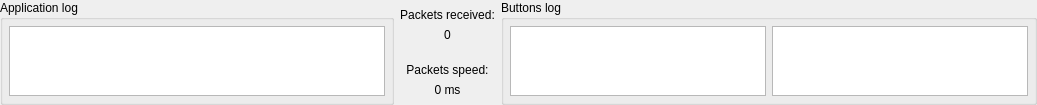
FreeJoy-Team/FreeJoyConfiguratorQt, file widgets/debugwindow.ui: the form before one commit.
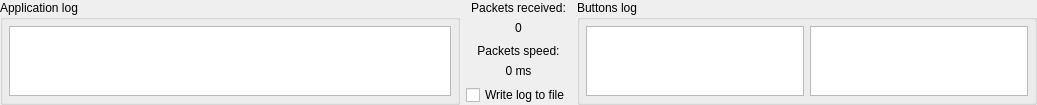
The form after the commit.

Patch:
```diff
--- a/widgets/debugwindow.ui
+++ b/widgets/debugwindow.ui
@@ -13,7 +13,7 @@
   <property name="windowTitle">
    <string>Debug</string>
   </property>
-  <layout class="QGridLayout" name="gridLayout">
+  <layout class="QGridLayout" name="gridLayout" columnstretch="1,0,1">
    <property name="leftMargin">
     <number>0</number>
    </property>
@@ -26,73 +26,6 @@
    <property name="bottomMargin">
     <number>0</number>
    </property>
-   <item row="0" column="3" rowspan="4">
-    <widget class="QGroupBox" name="groupBox_2">
-     <property name="title">
-      <string>Buttons log</string>
-     </property>
-     <layout class="QHBoxLayout" name="horizontalLayout_2">
-      <property name="leftMargin">
-       <number>6</number>
-      </property>
-      <property name="topMargin">
-       <number>6</number>
-      </property>
-      <property name="rightMargin">
-       <number>6</number>
-      </property>
-      <property name="bottomMargin">
-       <number>6</number>
-      </property>
-      <item>
-       <widget class="QTextBrowser" name="textBrowser_ButtonsPressLog">
-        <property name="sizePolicy">
-         <sizepolicy hsizetype="Expanding" vsizetype="Preferred">
-          <horstretch>0</horstretch>
-          <verstretch>0</verstretch>
-         </sizepolicy>
-        </property>
-       </widget>
-      </item>
-      <item>
-       <widget class="QTextBrowser" name="textBrowser_ButtonsUnpressLog"/>
-      </item>
-     </layout>
-    </widget>
-   </item>
-   <item row="3" column="1">
-    <widget class="QLabel" name="label_PacketsSpeed">
-     <property name="toolTip">
-      <string>within 5 seconds</string>
-     </property>
-     <property name="text">
-      <string>0 ms</string>
-     </property>
-     <property name="alignment">
-      <set>Qt::AlignHCenter|Qt::AlignTop</set>
-     </property>
-    </widget>
-   </item>
-   <item row="1" column="1">
-    <widget class="QLabel" name="label_PacketsCount">
-     <property name="text">
-      <string>0</string>
-     </property>
-     <property name="alignment">
-      <set>Qt::AlignHCenter|Qt::AlignTop</set>
-     </property>
-    </widget>
-   </item>
-   <item row="0" column="1">
-    <widget class="QLabel" name="text_PacketsCount">
-     <property name="text">
-      <string>Packets received:</string>
-     </property>
-     <property name="alignment">
-      <set>Qt::AlignBottom|Qt::AlignHCenter</set>
-     </property>
-    </widget>
-   </item>
    <item row="2" column="1">
     <widget class="QLabel" name="text_PacketsSpeed">
      <property name="toolTip">
@@ -106,7 +39,7 @@
      </property>
     </widget>
    </item>
-   <item row="0" column="0" rowspan="4">
+   <item row="0" column="0" rowspan="5">
     <widget class="QGroupBox" name="groupBox">
      <property name="title">
       <string>Application log</string>
@@ -137,6 +70,80 @@
      </layout>
     </widget>
    </item>
+   <item row="1" column="1">
+    <widget class="QLabel" name="label_PacketsCount">
+     <property name="text">
+      <string>0</string>
+     </property>
+     <property name="alignment">
+      <set>Qt::AlignHCenter|Qt::AlignTop</set>
+     </property>
+    </widget>
+   </item>
+   <item row="4" column="1">
+    <widget class="QCheckBox" name="checkBox_WriteLog">
+     <property name="text">
+      <string>Write log to file</string>
+     </property>
+    </widget>
+   </item>
+   <item row="3" column="1">
+    <widget class="QLabel" name="label_PacketsSpeed">
+     <property name="toolTip">
+      <string>within 5 seconds</string>
+     </property>
+     <property name="text">
+      <string>0 ms</string>
+     </property>
+     <property name="alignment">
+      <set>Qt::AlignHCenter|Qt::AlignTop</set>
+     </property>
+    </widget>
+   </item>
+   <item row="0" column="1">
+    <widget class="QLabel" name="text_PacketsCount">
+     <property name="text">
+      <string>Packets received:</string>
+     </property>
+     <property name="alignment">
+      <set>Qt::AlignBottom|Qt::AlignHCenter</set>
+     </property>
+    </widget>
+   </item>
+   <item row="0" column="2" rowspan="5">
+    <widget class="QGroupBox" name="groupBox_2">
+     <property name="title">
+      <string>Buttons log</string>
+     </property>
+     <layout class="QHBoxLayout" name="horizontalLayout_2">
+      <property name="leftMargin">
+       <number>6</number>
+      </property>
+      <property name="topMargin">
+       <number>6</number>
+      </property>
+      <property name="rightMargin">
+       <number>6</number>
+      </property>
+      <property name="bottomMargin">
+       <number>6</number>
+      </property>
+      <item>
+       <widget class="QTextBrowser" name="textBrowser_ButtonsPressLog">
+        <property name="sizePolicy">
+         <sizepolicy hsizetype="Expanding" vsizetype="Preferred">
+          <horstretch>0</horstretch>
+          <verstretch>0</verstretch>
+         </sizepolicy>
+        </property>
+       </widget>
+      </item>
+      <item>
+       <widget class="QTextBrowser" name="textBrowser_ButtonsUnpressLog"/>
+      </item>
+     </layout>
+    </widget>
+   </item>
   </layout>
  </widget>
  <resources/>
```
